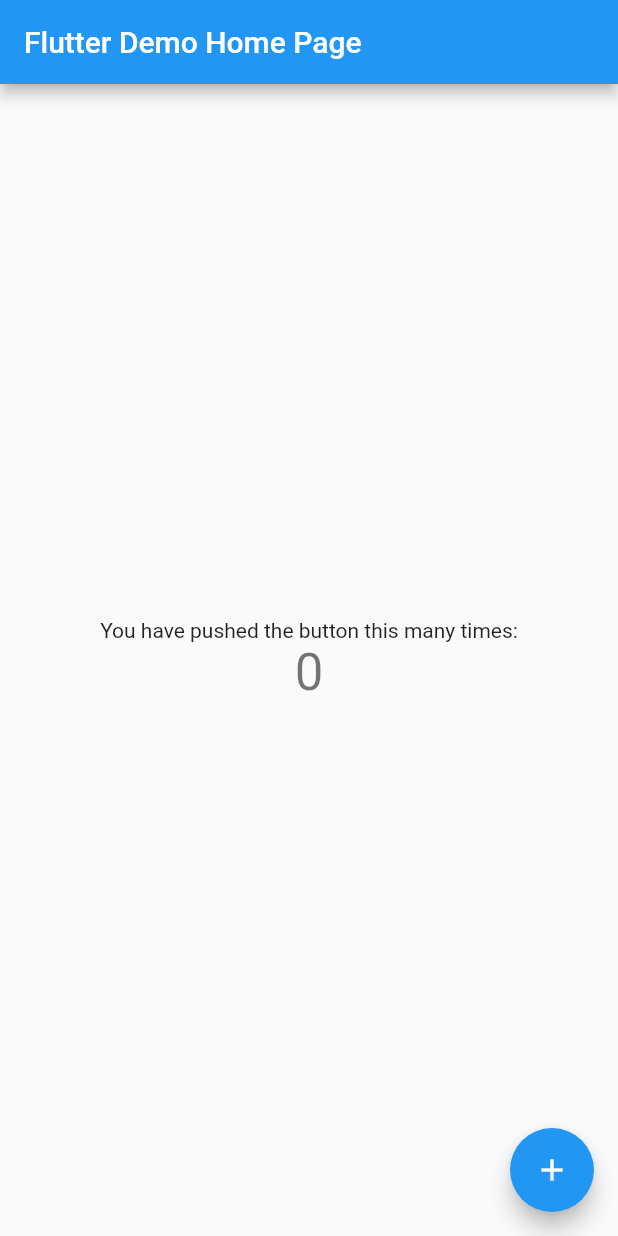
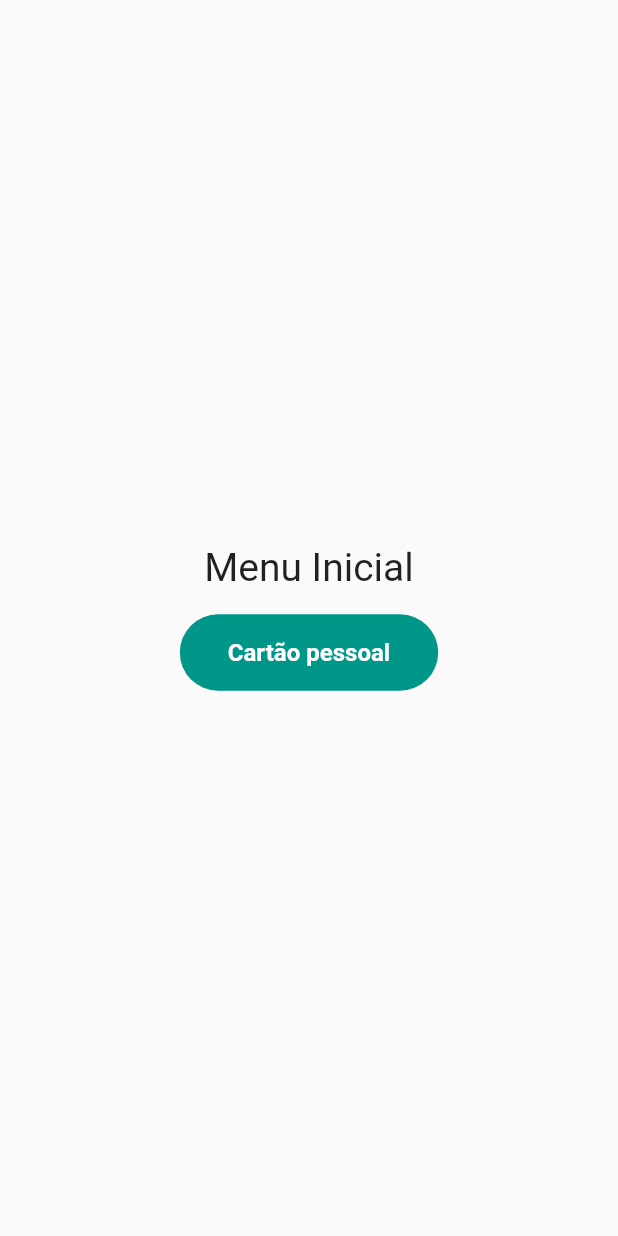
Before and after one commit to SamuelDevMobile/Aula03, a Flutter app: the screen it shows after launch, on a phone screen of 412 x 824 dp. Run offline on Flutter 3.47's test engine with Material 2 defaults, Android fonts, the phone set to English and light mode, and no system bars.

Commit message:
Criando o menu inicial

```diff
--- a/aula3/lib/main.dart
+++ b/aula3/lib/main.dart
@@ -1,3 +1,5 @@
+import 'package:aula3/screens/menu_screens.dart';
+import 'package:aula3/screens/personal_card_screen.dart';
 import 'package:flutter/material.dart';
 
 void main() {
@@ -24,92 +26,7 @@ class MyApp extends StatelessWidget {
         // is not restarted.
         primarySwatch: Colors.blue,
       ),
-      home: const MyHomePage(title: 'Flutter Demo Home Page'),
+      home: const MenuScreen(),
     );
   }
 }
-
-class MyHomePage extends StatefulWidget {
-  const MyHomePage({super.key, required this.title});
-
-  // This widget is the home page of your application. It is stateful, meaning
-  // that it has a State object (defined below) that contains fields that affect
-  // how it looks.
-
-  // This class is the configuration for the state. It holds the values (in this
-  // case the title) provided by the parent (in this case the App widget) and
-  // used by the build method of the State. Fields in a Widget subclass are
-  // always marked "final".
-
-  final String title;
-
-  @override
-  State<MyHomePage> createState() => _MyHomePageState();
-}
-
-class _MyHomePageState extends State<MyHomePage> {
-  int _counter = 0;
-
-  void _incrementCounter() {
-    setState(() {
-      // This call to setState tells the Flutter framework that something has
-      // changed in this State, which causes it to rerun the build method below
-      // so that the display can reflect the updated values. If we changed
-      // _counter without calling setState(), then the build method would not be
-      // called again, and so nothing would appear to happen.
-      _counter++;
-    });
-  }
-
-  @override
-  Widget build(BuildContext context) {
-    // This method is rerun every time setState is called, for instance as done
-    // by the _incrementCounter method above.
-    //
-    // The Flutter framework has been optimized to make rerunning build methods
-    // fast, so that you can just rebuild anything that needs updating rather
-    // than having to individually change instances of widgets.
-    return Scaffold(
-      appBar: AppBar(
-        // Here we take the value from the MyHomePage object that was created by
-        // the App.build method, and use it to set our appbar title.
-        title: Text(widget.title),
-      ),
-      body: Center(
-        // Center is a layout widget. It takes a single child and positions it
-        // in the middle of the parent.
-        child: Column(
-          // Column is also a layout widget. It takes a list of children and
-          // arranges them vertically. By default, it sizes itself to fit its
-          // children horizontally, and tries to be as tall as its parent.
-          //
-          // Invoke "debug painting" (press "p" in the console, choose the
-          // "Toggle Debug Paint" action from the Flutter Inspector in Android
-          // Studio, or the "Toggle Debug Paint" command in Visual Studio Code)
-          // to see the wireframe for each widget.
-          //
-          // Column has various properties to control how it sizes itself and
-          // how it positions its children. Here we use mainAxisAlignment to
-          // center the children vertically; the main axis here is the vertical
-          // axis because Columns are vertical (the cross axis would be
-          // horizontal).
-          mainAxisAlignment: MainAxisAlignment.center,
-          children: <Widget>[
-            const Text(
-              'You have pushed the button this many times:',
-            ),
-            Text(
-              '$_counter',
-              style: Theme.of(context).textTheme.headlineMedium,
-            ),
-          ],
-        ),
-      ),
-      floatingActionButton: FloatingActionButton(
-        onPressed: _incrementCounter,
-        tooltip: 'Increment',
-        child: const Icon(Icons.add),
-      ), // This trailing comma makes auto-formatting nicer for build methods.
-    );
-  }
-}
--- /dev/null
+++ b/aula3/lib/screens/menu_screens.dart
@@ -0,0 +1,45 @@
+import 'package:flutter/material.dart';
+
+class MenuScreen extends StatelessWidget {
+  const MenuScreen({super.key});
+
+  @override
+  Widget build(BuildContext context) {
+    return Scaffold(
+      body: SafeArea(
+        child: Column(
+          mainAxisAlignment: MainAxisAlignment.center,
+          children: [
+            const Center(
+              child: Text(
+                'Menu Inicial',
+                style: TextStyle(
+                  fontSize: 26,
+                ),
+              ),
+            ),
+            const SizedBox(
+              height: 16,
+              width: double.infinity,
+            ),
+            Material(
+              color: Colors.teal,
+              borderRadius: BorderRadius.circular(1000),
+              child: const Padding(
+                padding: EdgeInsets.symmetric(vertical: 16, horizontal: 32),
+                child: Text(
+                  'Cartão pessoal',
+                  textAlign: TextAlign.center,
+                  style: TextStyle(
+                      fontSize: 16,
+                      fontWeight: FontWeight.bold,
+                      color: Colors.white),
+                ),
+              ),
+            ),
+          ],
+        ),
+      ),
+    );
+  }
+}
```
Also changed, not shown: aula3/lib/screens/personal_card_screen.dart (added, +54 -0 lines), aula3/lib/widget/my_buttom.dart (added, +40 -0 lines), aula3/lib/generated_plugin_registrant.dart (added).
